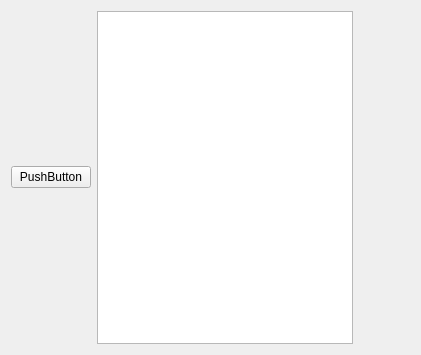
The window that src/mainwidget.ui (aguperezpala/linux-bluetooth-qt) describes before a commit, drawn with Qt 5.
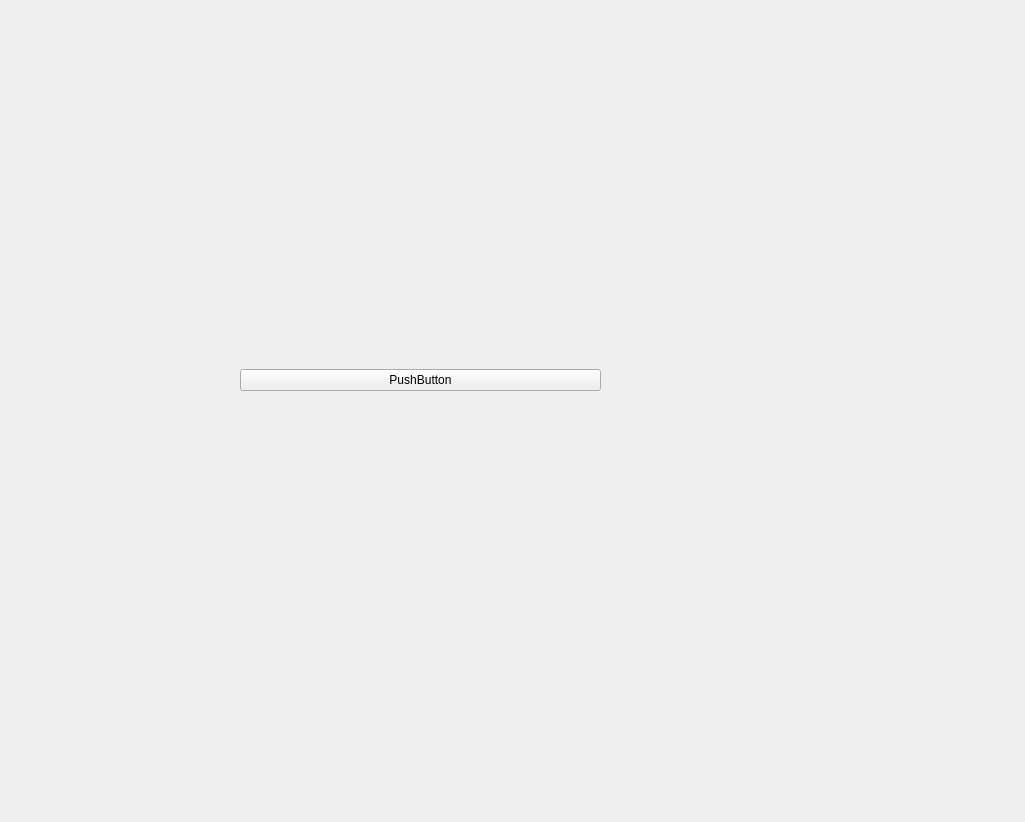
The same window after the commit.

Diff of the .ui file:
```diff
--- a/src/mainwidget.ui
+++ b/src/mainwidget.ui
@@ -8,8 +8,8 @@
    <rect>
     <x>0</x>
     <y>0</y>
-    <width>421</width>
-    <height>355</height>
+    <width>1025</width>
+    <height>822</height>
    </rect>
   </property>
   <property name="sizePolicy" >
@@ -36,12 +36,16 @@
   <property name="windowTitle" >
    <string>Calculator Builder</string>
   </property>
-  <layout class="QFormLayout" name="formLayout" >
-   <item row="0" column="0" >
+  <widget class="QWidget" name="gridLayoutWidget" >
+   <property name="geometry" >
+    <rect>
+     <x>240</x>
+     <y>190</y>
+     <width>361</width>
+     <height>381</height>
+    </rect>
+   </property>
     <layout class="QGridLayout" name="gridLayout" >
-     <item row="0" column="1" >
-      <widget class="QTextEdit" name="textEdit" />
-     </item>
      <item row="0" column="0" >
       <widget class="QPushButton" name="pushButton" >
        <property name="text" >
@@ -50,8 +54,7 @@
       </widget>
      </item>
     </layout>
-   </item>
-  </layout>
+  </widget>
  </widget>
  <resources/>
  <connections/>
```
Left out of the diff: 2 changed lines with no effect on the pictures. Lines whose indentation alone changed are shown as unchanged.
